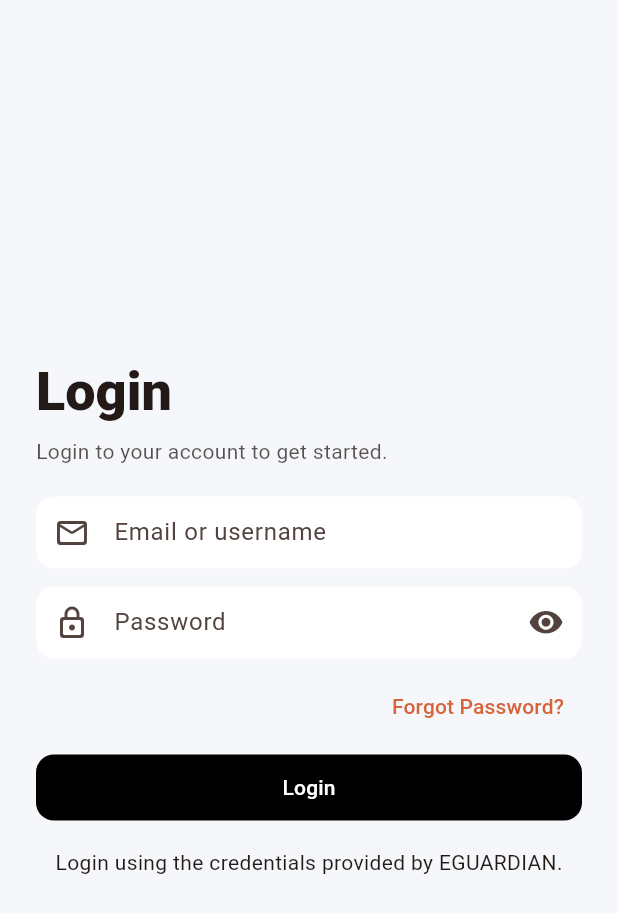
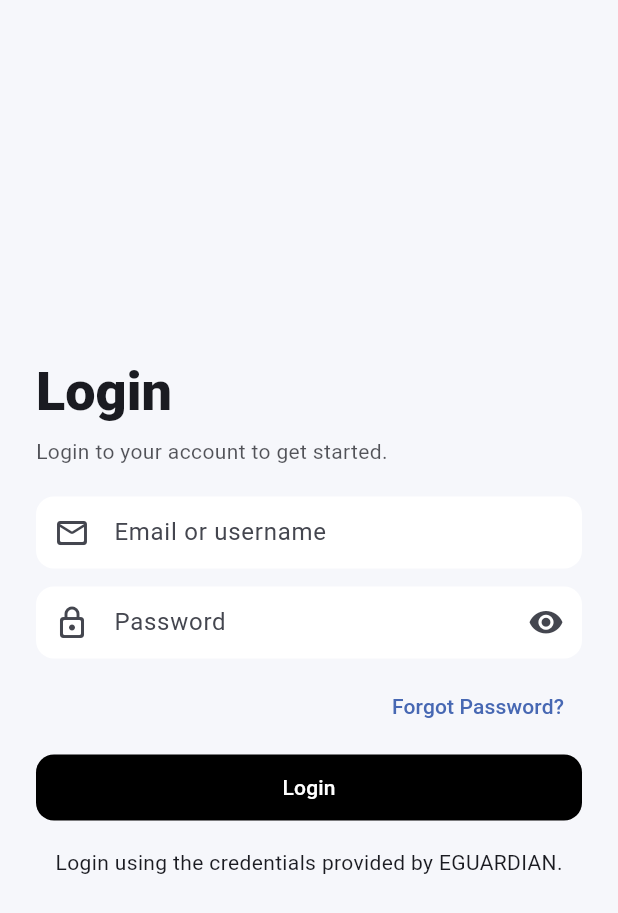
Before and after one commit to KhaledNaleem/nucleus-web, a Flutter app: the LoginPage screen opened by its route, on a phone screen of 412 x 824 dp. Shown: the top 913 px of the screen. Run offline on Flutter 3.47's test engine with Material 3 defaults, Android fonts, the phone set to English and light mode, and no system bars; our stand-ins replace cloud_firestore, firebase_auth, firebase_core; accounts and stored records are empty.

Commit message:
minor changes

```diff
--- a/lib/theme/app_theme.dart
+++ b/lib/theme/app_theme.dart
@@ -2,7 +2,7 @@ import 'package:flutter/material.dart';
 
 class AppTheme {
   // ---- Core palette ----
-  static const _brand = Color.fromARGB(255, 215, 100, 58);
+  static const _brand = Color.fromARGB(255, 71, 104, 179);
 
   // Light
   static final light = ThemeData(
```
Also changed, not shown: lib/pages/homepage.dart (+7 -7 lines).
